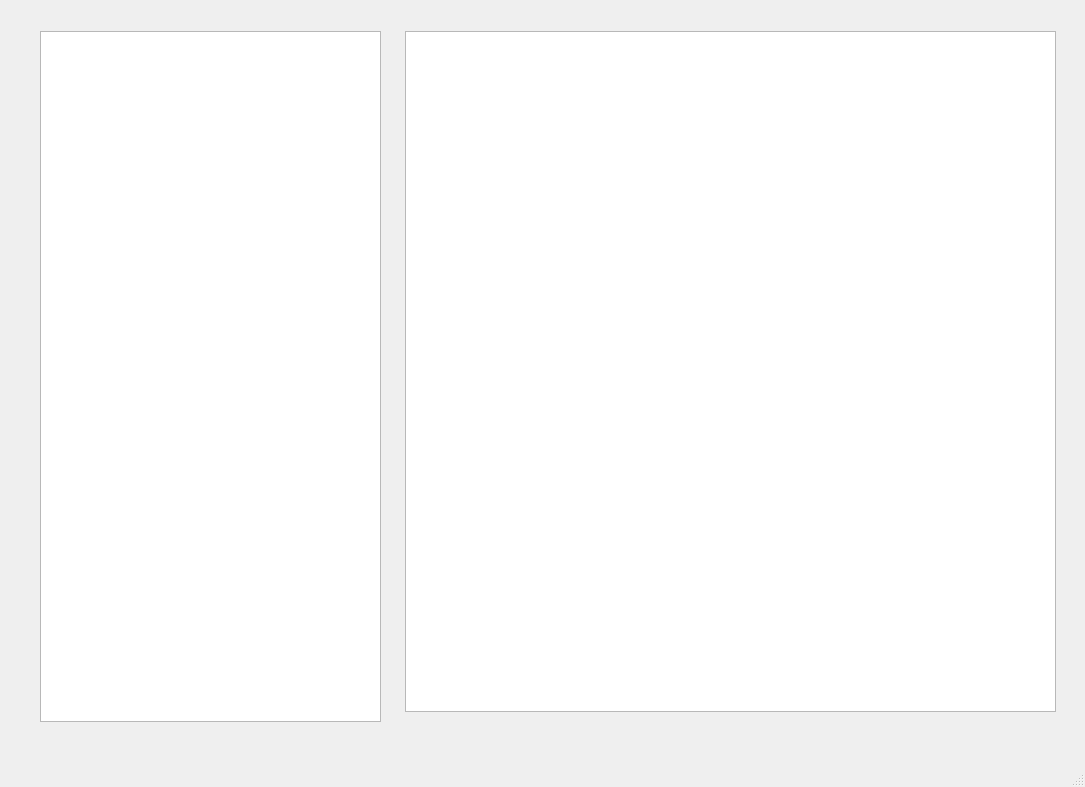
Qt form mainwindow.ui (FlyOn21/fileExplorerQt) before a commit.
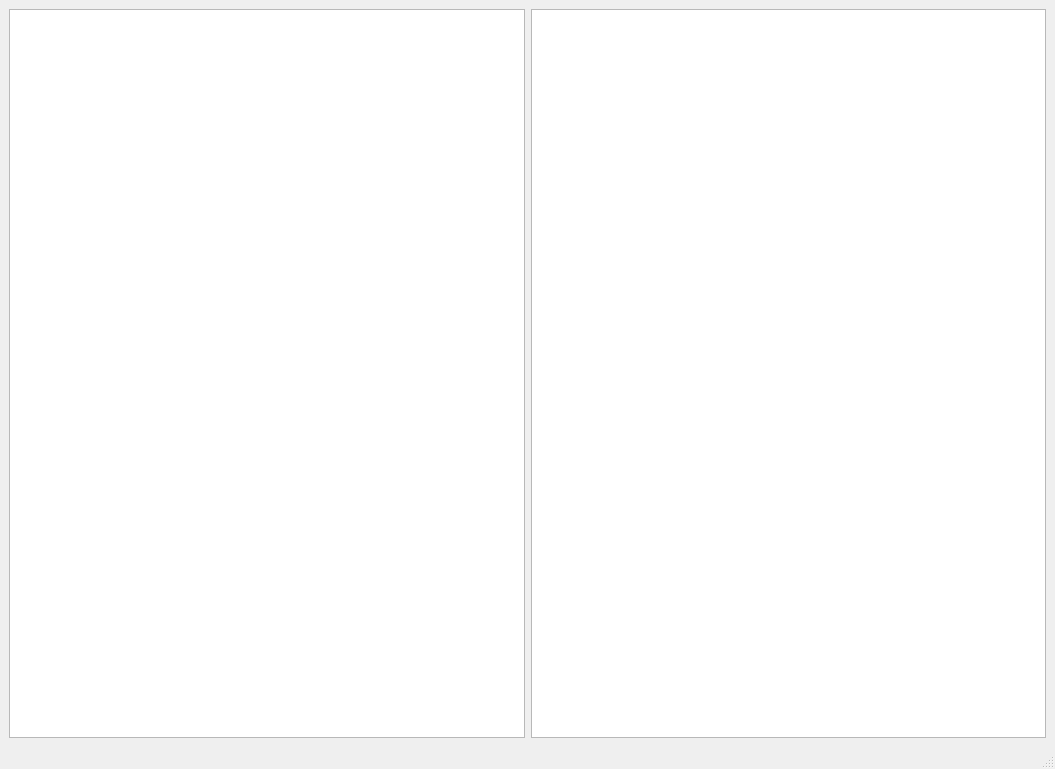
The same form after that commit.

Diff of the .ui file:
```diff
--- a/mainwindow.ui
+++ b/mainwindow.ui
@@ -6,34 +6,49 @@
    <rect>
     <x>0</x>
     <y>0</y>
-    <width>1085</width>
-    <height>787</height>
+    <width>1055</width>
+    <height>769</height>
    </rect>
   </property>
+  <property name="minimumSize">
+   <size>
+    <width>800</width>
+    <height>600</height>
+   </size>
+  </property>
+  <property name="acceptDrops">
+   <bool>false</bool>
+  </property>
   <property name="windowTitle">
    <string>MainWindow</string>
   </property>
   <widget class="QWidget" name="centralwidget">
+  <layout class="QHBoxLayout" name="horizontalLayout">
+  <item>
    <widget class="QTreeView" name="treeView">
     <property name="geometry">
      <rect>
-      <x>40</x>
-      <y>31</y>
+      <x>20</x>
+      <y>30</y>
       <width>341</width>
       <height>691</height>
      </rect>
     </property>
    </widget>
+   </item>
+   <item>
    <widget class="QTableView" name="tableView">
     <property name="geometry">
      <rect>
-      <x>405</x>
-      <y>31</y>
+      <x>380</x>
+      <y>30</y>
       <width>651</width>
-      <height>681</height>
+      <height>691</height>
      </rect>
     </property>
    </widget>
+   </item>
+  </layout>
   </widget>
   <widget class="QMenuBar" name="menubar">
    <property name="geometry">
```
Left out of the diff: 2 changed lines with no effect on the pictures.
